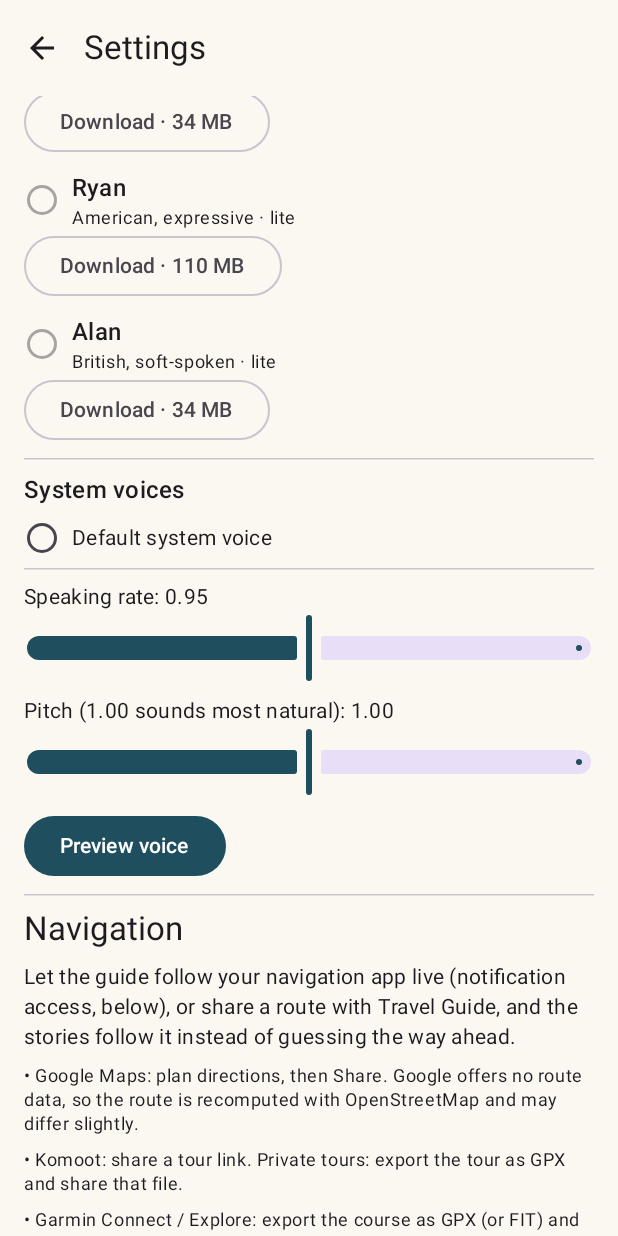
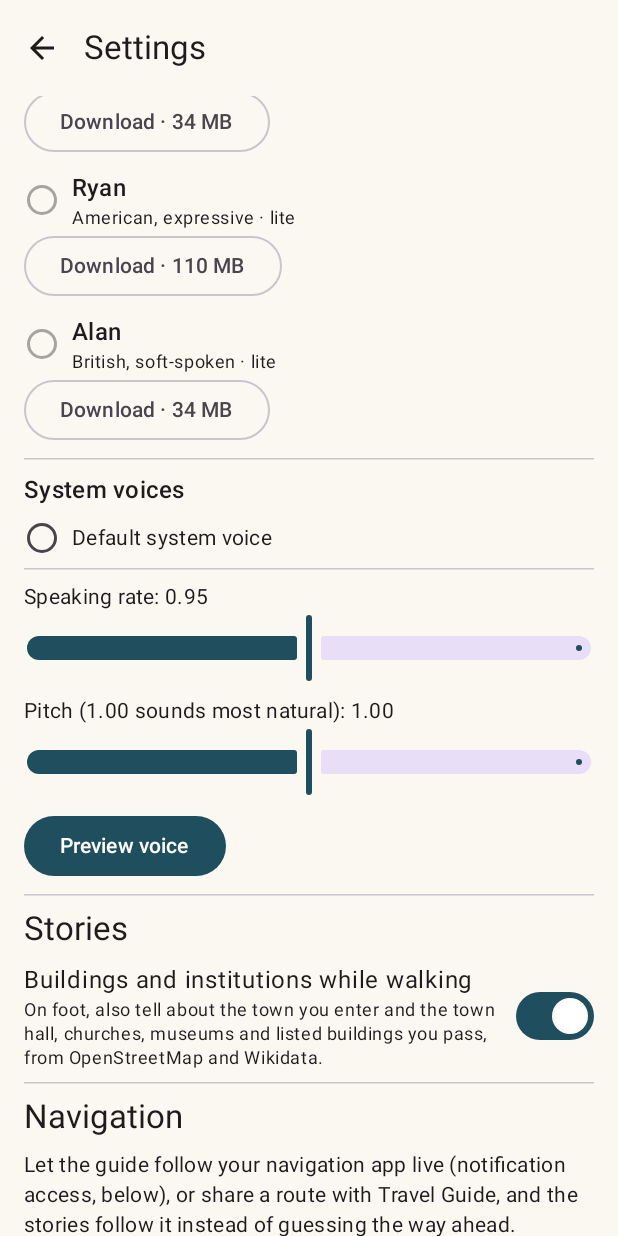
Before and after one commit to Atrejoe/TravelGuide, an Android app built with Jetpack Compose: the composable SettingsScreen shown on its own in the app's theme, scrolled down 532 dp, on a phone screen of 412 x 824 dp. Run offline under Robolectric (Android 15) with nearby library versions, the phone set to English and light mode, and no system bars; network calls fail; pictures from the network do not load.

Commit message:
feat(app): buildings and institutions while walking
Wires OpenStreetMap buildings, Wikidata facts and the town lookup into the
guide, adds a "Buildings and institutions while walking" setting (on by
default), credits OpenStreetMap and Wikidata under a story when they are
its source, and lists Wikidata (CC0) in the credits.

Refs #35

Co-Authored-By: Claude Opus 5.5 <noreply@anthropic.com>
Claude-Session: https://claude.ai/code/session_011SzraYk99RwgDQfDCkd4DH

```diff
--- a/app/src/main/kotlin/io/github/atrejoe/travelguide/settings/SettingsRepository.kt
+++ b/app/src/main/kotlin/io/github/atrejoe/travelguide/settings/SettingsRepository.kt
@@ -2,6 +2,7 @@ package io.github.atrejoe.travelguide.settings
 
 import android.content.Context
 import androidx.datastore.preferences.core.Preferences
+import androidx.datastore.preferences.core.booleanPreferencesKey
 import androidx.datastore.preferences.core.edit
 import androidx.datastore.preferences.core.floatPreferencesKey
 import androidx.datastore.preferences.core.intPreferencesKey
@@ -22,6 +23,8 @@ data class AppSettings(
     val rate: Float = 0.95f,
     /** Null means detect the travel mode from speed. */
     val modeOverride: TravelMode? = null,
+    /** Tell about the town, its buildings and institutions while walking (OpenStreetMap, Wikidata). */
+    val walkingPlaces: Boolean = true,
 )
 
 private val Context.dataStore by preferencesDataStore(name = "settings")
@@ -32,6 +35,7 @@ class SettingsRepository(private val context: Context) {
         val pitch = floatPreferencesKey("pitch")
         val rate = floatPreferencesKey("rate")
         val mode = stringPreferencesKey("mode_override")
+        val walkingPlaces = booleanPreferencesKey("walking_places")
         val version = intPreferencesKey("version")
     }
 
@@ -64,6 +68,7 @@ class SettingsRepository(private val context: Context) {
             p[Keys.pitch] = next.pitch
             p[Keys.rate] = next.rate
             if (next.modeOverride == null) p.remove(Keys.mode) else p[Keys.mode] = next.modeOverride.name
+            p[Keys.walkingPlaces] = next.walkingPlaces
         }
     }
 
@@ -78,6 +83,7 @@ class SettingsRepository(private val context: Context) {
             pitch = p[Keys.pitch] ?: defaults.pitch,
             rate = p[Keys.rate] ?: defaults.rate,
             modeOverride = p[Keys.mode]?.let { name -> TravelMode.entries.firstOrNull { it.name == name } },
+            walkingPlaces = p[Keys.walkingPlaces] ?: defaults.walkingPlaces,
         )
     }
 }
--- a/app/src/main/kotlin/io/github/atrejoe/travelguide/ui/GuideScreen.kt
+++ b/app/src/main/kotlin/io/github/atrejoe/travelguide/ui/GuideScreen.kt
@@ -64,6 +64,7 @@ import io.github.atrejoe.travelguide.core.motion.TravelMode
 import io.github.atrejoe.travelguide.core.nav.ImportedRoute
 import io.github.atrejoe.travelguide.core.nav.NavigationStatus
 import io.github.atrejoe.travelguide.core.route.PathSource
+import io.github.atrejoe.travelguide.core.story.PoiSources
 import io.github.atrejoe.travelguide.nav.NavigationState
 import io.github.atrejoe.travelguide.nav.RouteRepository
 import io.github.atrejoe.travelguide.service.GuideService
@@ -436,7 +437,7 @@ private fun StoryCard(story: StoryItem, expanded: Boolean, state: GuideUiState)
                 overflow = TextOverflow.Ellipsis,
             )
             Text(
-"Source: Wikipedia",
+PoiSources.label(story.url),
                 style = MaterialTheme.typography.bodySmall,
                 color = MaterialTheme.colorScheme.primary,
                 modifier = Modifier.clickable {
--- a/app/src/main/kotlin/io/github/atrejoe/travelguide/ui/SettingsScreen.kt
+++ b/app/src/main/kotlin/io/github/atrejoe/travelguide/ui/SettingsScreen.kt
@@ -12,6 +12,7 @@ import androidx.compose.foundation.lazy.LazyColumn
 import androidx.compose.foundation.lazy.LazyListScope
 import androidx.compose.foundation.lazy.items
 import androidx.compose.foundation.selection.selectable
+import androidx.compose.foundation.selection.toggleable
 import androidx.compose.material.icons.Icons
 import androidx.compose.material.icons.automirrored.filled.ArrowBack
 import androidx.compose.material3.Button
@@ -27,6 +28,7 @@ import androidx.compose.material3.OutlinedButton
 import androidx.compose.material3.RadioButton
 import androidx.compose.material3.Scaffold
 import androidx.compose.material3.Slider
+import androidx.compose.material3.Switch
 import androidx.compose.material3.Text
 import androidx.compose.material3.TextButton
 import androidx.compose.material3.TopAppBar
@@ -245,12 +247,35 @@ fun SettingsScreen(onBack: () -> Unit) {
             }
 
             item { HorizontalDivider() }
+            item { Text("Stories", style = MaterialTheme.typography.titleLarge) }
+            item {
+                Row(
+                    Modifier.fillMaxWidth().toggleable(
+                        value = settings.walkingPlaces,
+                        onValueChange = { on -> scope.launch { repo.update { it.copy(walkingPlaces = on) } } },
+                        role = Role.Switch,
+                    ),
+                    verticalAlignment = Alignment.CenterVertically,
+                ) {
+                    Column(Modifier.weight(1f)) {
+                        Text("Buildings and institutions while walking", style = MaterialTheme.typography.bodyLarge)
+                        Text(
+                            "On foot, also tell about the town you enter and the town hall, churches, museums and " +
+                                "listed buildings you pass, from OpenStreetMap and Wikidata.",
+                            style = MaterialTheme.typography.bodySmall,
+                        )
+                    }
+                    Switch(checked = settings.walkingPlaces, onCheckedChange = null, modifier = Modifier.padding(start = 8.dp))
+                }
+            }
+
+            item { HorizontalDivider() }
             item { NavigationSettings() }
 
             item { HorizontalDivider() }
             item {
                 Text(
-                    "Stories come from Wikipedia (CC BY-SA 4.0). Map © OpenStreetMap contributors (ODbL). Roads and railways: Overpass API. Routing: OSRM (routing.openstreetmap.de, FOSSGIS) and Nominatim. Voices: Kokoro (Apache 2.0) and Piper models run " +
+                    "Stories come from Wikipedia (CC BY-SA 4.0), and for buildings from OpenStreetMap (ODbL) and Wikidata (CC0). Map © OpenStreetMap contributors (ODbL). Roads, railways and buildings: Overpass API. Routing: OSRM (routing.openstreetmap.de, FOSSGIS) and Nominatim. Voices: Kokoro (Apache 2.0) and Piper models run " +
                         "with sherpa-onnx (Apache 2.0). No AI service is used while guiding.",
                     style = MaterialTheme.typography.bodySmall,
                     color = MaterialTheme.colorScheme.onSurfaceVariant,
```
Also changed, not shown: app/src/main/kotlin/io/github/atrejoe/travelguide/service/GuideService.kt (+12 -1 lines).
